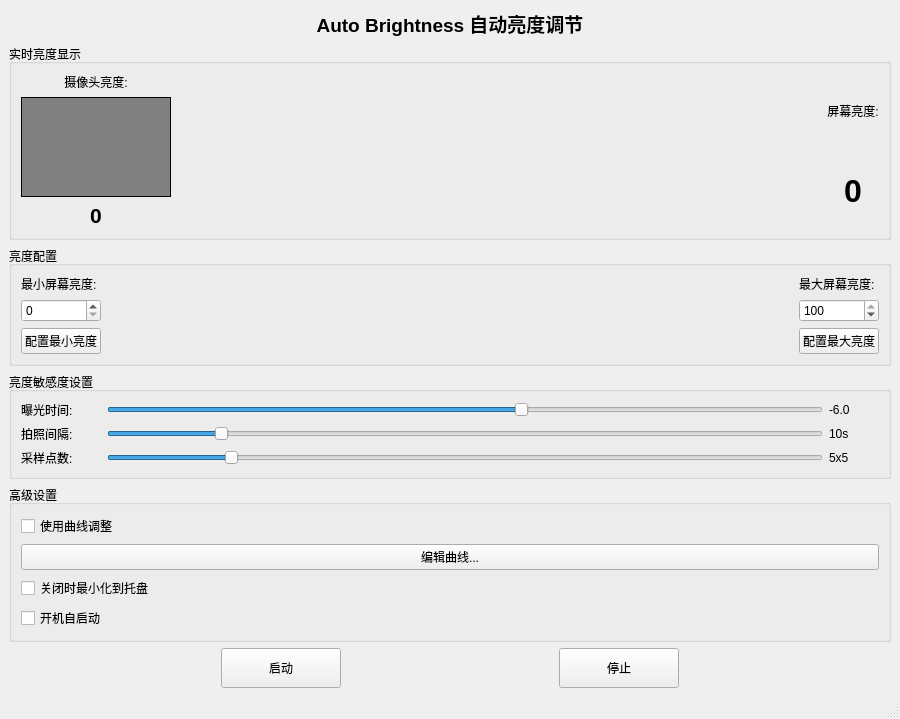
This is mainwindow.ui in 183965983/AutoBrightnessWidget as Qt 5 draws it before an edit. The edited form follows.
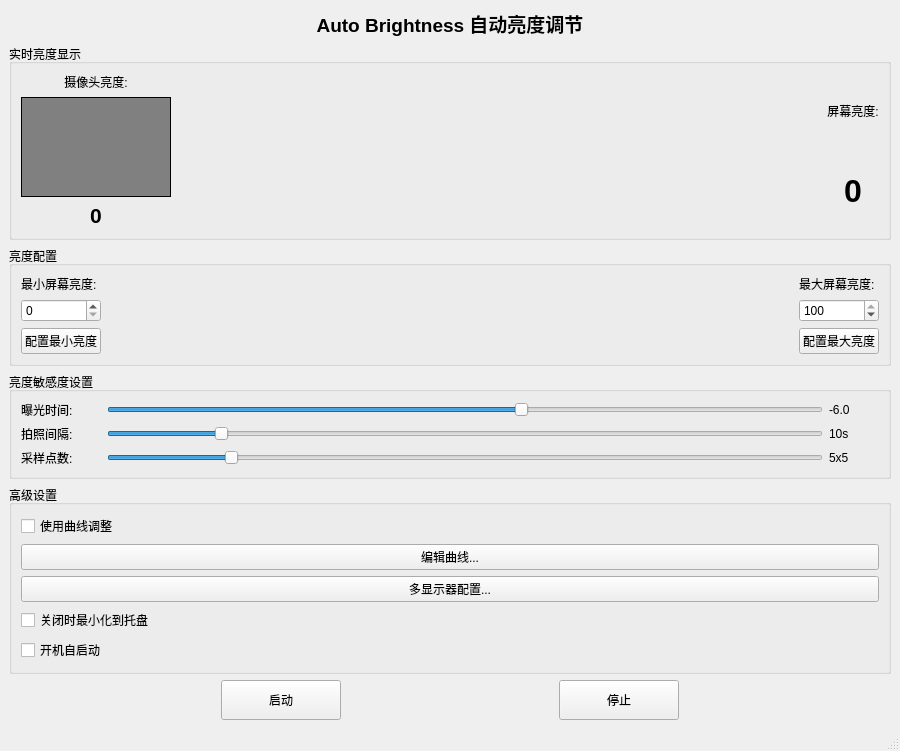
This is the edited form.

Commit message: Add multi-monitor configuration UI dialog

What changed in the file:
```diff
--- a/mainwindow.ui
+++ b/mainwindow.ui
@@ -374,6 +374,16 @@
          </property>
         </widget>
        </item>
+       <item>
+        <widget class="QPushButton" name="monitorConfigButton">
+         <property name="text">
+          <string>多显示器配置...</string>
+         </property>
+         <property name="toolTip">
+          <string>配置多个显示器的亮度曲线</string>
+         </property>
+        </widget>
+       </item>
        <item>
         <widget class="QCheckBox" name="minimizeToTrayCheckBox">
          <property name="text">
```
The commit also changes 5 other files.
